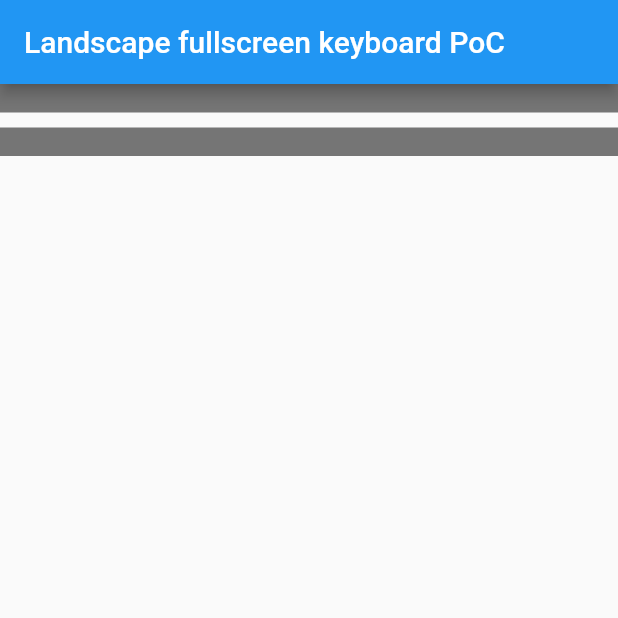
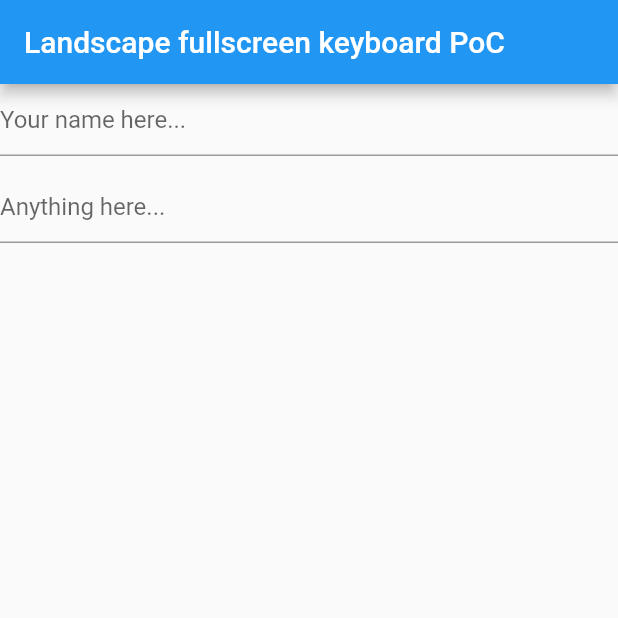
Before and after one commit to asorasoft/flutter-landscape-textfield, a Flutter app: the screen it shows after launch, on a phone screen of 412 x 824 dp, the top half of it. Run offline on Flutter 3.47's test engine with Material 2 defaults, Android fonts, the phone set to English and light mode, and no system bars; our stand-ins replace flutter_keyboard_visibility.

Commit message:
Apply style and option

```diff
--- a/example/lib/main.dart
+++ b/example/lib/main.dart
@@ -53,6 +53,12 @@ class _MyHomePageState extends State<MyHomePage> {
   @override
   Widget build(BuildContext context) {
     return LandscapeTextFieldProvider(
+      buttonBuilder: (closeKeyboard) {
+        return ElevatedButton(
+          onPressed: closeKeyboard,
+          child: const Text("រួចរាល់"),
+        );
+      },
       child: Scaffold(
         // Build app bar according to orientation and keyboard visibility
         appBar: AppBar(
@@ -61,20 +67,17 @@ class _MyHomePageState extends State<MyHomePage> {
         body: Column(
           children: [
             // Input field for portrait mode
-            Container(
-              color: Colors.grey[600],
-              child: LandscapeTextField(),
+            LandscapeTextField(
+              decoration: const InputDecoration(hintText: 'Your name here...'),
             ),
             const SizedBox(
               height: 10,
             ),
-            Container(
-              color: Colors.grey[600],
-              child: LandscapeTextField(
-                onChanged: (text) {
-                  print(text);
-                },
-              ),
+            LandscapeTextField(
+              decoration: const InputDecoration(hintText: 'Anything here...'),
+              onChanged: (text) {
+                print(text);
+              },
             ),
           ],
         ),
--- a/lib/landscape_textfield.dart
+++ b/lib/landscape_textfield.dart
@@ -1,5 +1,6 @@
 library landscape_textfield;
 
+import 'package:flutter/cupertino.dart';
 import 'package:flutter/gestures.dart';
 import 'package:flutter/material.dart';
 import 'package:flutter/services.dart';
@@ -69,7 +70,7 @@ class LandscapeTextField extends StatefulWidget {
     this.showCursor,
     this.smartDashesType,
     this.smartQuotesType,
-    this.maxLines,
+    this.maxLines = 1,
     this.minLines,
     this.maxLength,
     this.maxLengthEnforcement,
@@ -122,11 +123,13 @@ class _LandscapeTextFieldState extends State<LandscapeTextField> {
     focusNode = widget.focusNode ?? FocusNode();
     controller = widget.controller ?? TextEditingController();
     focusNode.addListener(() {
-      var provider = LandscapeTextFieldProvider.of(context);
-      if (provider != null) {
-        provider.attachTo(this);
-      } else {
-        print("LandscapeTextFieldProvider not found under the context");
+      if (focusNode.hasFocus) {
+        var provider = LandscapeTextFieldProvider.of(context);
+        if (provider != null) {
+          provider.attachTo(this);
+        } else {
+          print("LandscapeTextFieldProvider not found under the context");
+        }
       }
     });
     super.initState();
@@ -197,11 +200,12 @@ class _LandscapeTextFieldState extends State<LandscapeTextField> {
 
 class LandscapeTextFieldProvider extends InheritedWidget {
   final Widget innerChild;
+  final Widget Function(Function() closeKeyboard)? buttonBuilder;
 
-  LandscapeTextFieldProvider({required Widget child})
+  LandscapeTextFieldProvider({this.buttonBuilder, required Widget child})
       : this.innerChild = child,
         super(
-          child: LandscapeTextFieldWrapper(
+          child: _LandscapeTextFieldWrapper(
             key: GlobalKey<_LandscapeTextFieldWrapperState>(),
             child: child,
           ),
@@ -224,27 +228,35 @@ class LandscapeTextFieldProvider extends InheritedWidget {
   }
 }
 
-class LandscapeTextFieldWrapper extends StatefulWidget {
-  const LandscapeTextFieldWrapper({Key? key, required this.child}) : super(key: key);
+class _LandscapeTextFieldWrapper extends StatefulWidget {
+  const _LandscapeTextFieldWrapper({Key? key, required this.child}) : super(key: key);
   final Widget child;
 
   @override
   _LandscapeTextFieldWrapperState createState() => _LandscapeTextFieldWrapperState();
 }
 
-class _LandscapeTextFieldWrapperState extends State<LandscapeTextFieldWrapper> {
+class _LandscapeTextFieldWrapperState extends State<_LandscapeTextFieldWrapper> {
   var _keyboardShown = false;
   var _landscapeController = TextEditingController();
 
   var _focusNodeLandscape = FocusNode();
 
-  TextEditingController? attachedTextEditingController;
-  ValueChanged<String>? onChanged;
+  _LandscapeTextFieldState? currentTextFieldState;
 
   attachTo(_LandscapeTextFieldState textFieldState) {
-    attachedTextEditingController = textFieldState.controller;
-    onChanged = textFieldState.widget.onChanged;
-    _landscapeController.text = attachedTextEditingController!.text;
+    _landscapeController.text = textFieldState.controller.text;
+    setState(() {
+      currentTextFieldState = textFieldState;
+    });
+  }
+
+  void _hideKeyboard() {
+    final currentFocus = FocusScope.of(context);
+
+    if (!currentFocus.hasPrimaryFocus && currentFocus.hasFocus) {
+      FocusManager.instance.primaryFocus?.unfocus();
+    }
   }
 
   Widget buildLandscapeFullscreenInput() {
@@ -268,38 +280,44 @@ class _LandscapeTextFieldWrapperState extends State<LandscapeTextFieldWrapper> {
                     // landscape fs input
                     Expanded(
                       child: TextField(
+                        decoration: currentTextFieldState?.widget.decoration,
+                        minLines: currentTextFieldState?.widget.minLines,
+                        maxLines: currentTextFieldState?.widget.maxLines,
+                        keyboardType: currentTextFieldState?.widget.keyboardType,
+                        obscureText: currentTextFieldState?.widget.obscureText ?? false,
+                        obscuringCharacter: currentTextFieldState?.widget.obscuringCharacter ?? '•',
+                        textCapitalization: currentTextFieldState?.widget.textCapitalization ?? TextCapitalization.none,
+                        maxLength: currentTextFieldState?.widget.maxLength,
+                        maxLengthEnforcement: currentTextFieldState?.widget.maxLengthEnforcement,
+                        onEditingComplete: currentTextFieldState?.widget.onEditingComplete,
+                        onSubmitted: currentTextFieldState?.widget.onSubmitted,
+                        onAppPrivateCommand: currentTextFieldState?.widget.onAppPrivateCommand,
+                        inputFormatters: currentTextFieldState?.widget.inputFormatters,
+                        autocorrect: currentTextFieldState?.widget.autocorrect ?? true,
+                        autofillHints: currentTextFieldState?.widget.autofillHints,
                         controller: _landscapeController,
                         onChanged: (String text) {
-                          if (attachedTextEditingController != null) {
+                          if (currentTextFieldState?.controller != null) {
                             try {
-                              attachedTextEditingController!.text = text;
+                              currentTextFieldState!.controller.text = text;
                             } catch (_) {}
                           }
-                          if (this.onChanged != null) {
-                            this.onChanged!(text);
+                          if (currentTextFieldState?.widget.onChanged != null) {
+                            currentTextFieldState!.widget.onChanged!(text);
                           }
                         },
-                        keyboardType: TextInputType.multiline,
-                        maxLines: null,
                         autofocus: true,
                         focusNode: _focusNodeLandscape,
                       ),
                     ),
                     // by clicking on button we dismiss keyboard
-                    KeyboardDismissOnTap(
-                      child: Padding(
-                        padding: const EdgeInsets.symmetric(horizontal: 16, vertical: 8),
-                        child: Container(
-                          color: Colors.grey[500],
-                          child: Padding(
-                            padding: const EdgeInsets.symmetric(horizontal: 16, vertical: 8),
-                            child: Text(
-                              "Done",
-                            ),
-                          ),
-                        ),
+                    if (LandscapeTextFieldProvider.of(context)?.buttonBuilder != null)
+                      LandscapeTextFieldProvider.of(context)!.buttonBuilder!(_hideKeyboard)
+                    else
+                      ElevatedButton(
+                        onPressed: _hideKeyboard,
+                        child: Text('DONE'),
                       ),
-                    )
                   ],
                 ),
               ),
```
